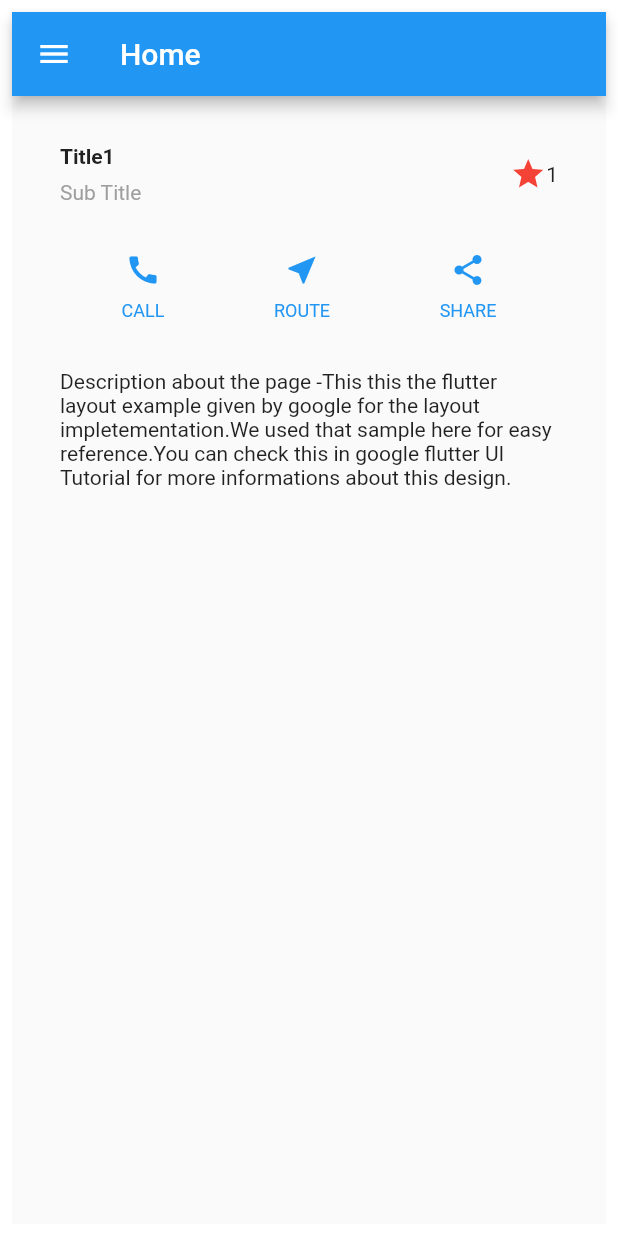
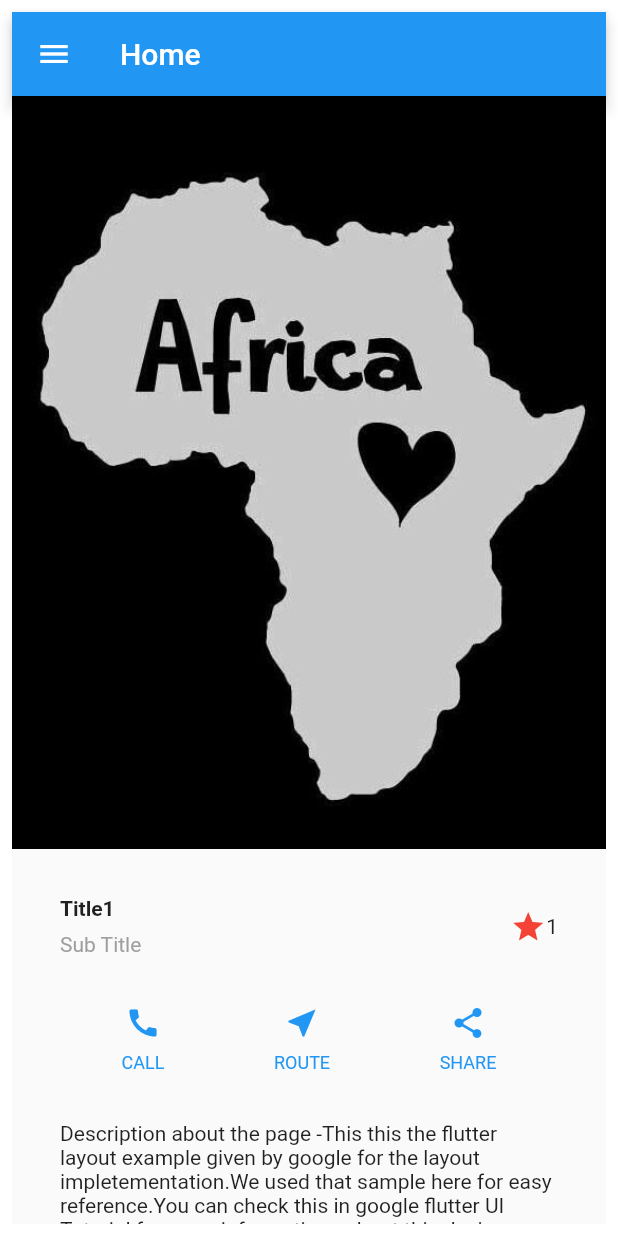
Before and after one commit to dembele-hub/home_screen, a Flutter app: the screen it shows after launch, on a phone screen of 412 x 824 dp. Run offline on Flutter 3.47's test engine with Material 2 defaults, Android fonts, the phone set to English and light mode, and no system bars.

Commit message:
final commit

```diff
--- a/lib/home/home.dart
+++ b/lib/home/home.dart
@@ -71,7 +71,7 @@ class HomeScreen extends StatelessWidget {
         body: ListView(
           children: <Widget>[
             Image.asset(
-              'image/img_1.png',
+              "image/image_1.png.jpg",
               fit: BoxFit.cover,
             ),
             titleSection,
```
Also changed, not shown: pubspec.yaml (+4 -4 lines), image/image_1.png.jpg (added), pubspec.lock.
